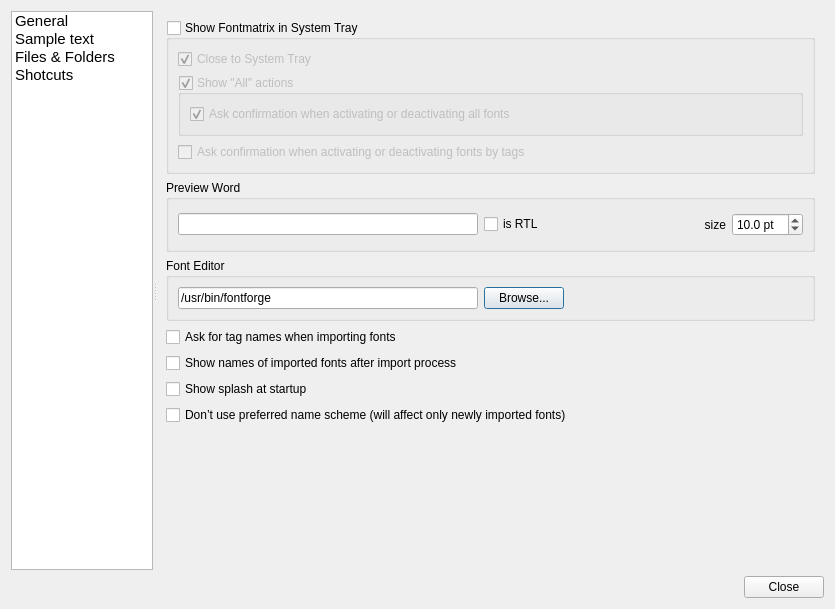
The window that src/prefs_panel.ui (fontmatrix/fontmatrix) describes before a commit, drawn with Qt 5.
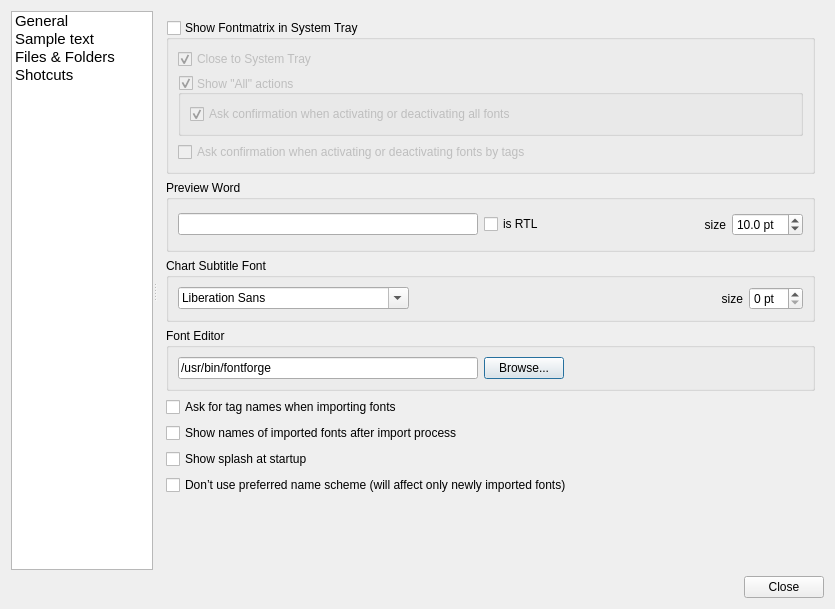
The same window after the commit. Icons and pictures are not drawn.

Commit message: Added - font selection for chart subtitles

```diff
--- a/src/prefs_panel.ui
+++ b/src/prefs_panel.ui
@@ -82,8 +82,8 @@
         <rect>
          <x>0</x>
          <y>0</y>
-         <width>669</width>
-         <height>553</height>
+         <width>679</width>
+         <height>567</height>
         </rect>
        </property>
        <layout class="QGridLayout" name="gridLayout_5" >
@@ -117,8 +117,11 @@
              <property name="title" >
               <string>Show "All" actions</string>
              </property>
+             <property name="alignment" >
+              <set>Qt::AlignLeading|Qt::AlignLeft|Qt::AlignVCenter</set>
+             </property>
              <property name="flat" >
-              <bool>true</bool>
+              <bool>false</bool>
              </property>
              <property name="checkable" >
               <bool>true</bool>
@@ -230,7 +233,7 @@
           </layout>
          </widget>
         </item>
-        <item row="2" column="0" >
+        <item row="3" column="0" >
          <widget class="QGroupBox" name="groupBox_4" >
           <property name="title" >
            <string>Font Editor</string>
@@ -275,35 +278,35 @@
           </layout>
          </widget>
         </item>
-        <item row="3" column="0" >
+        <item row="4" column="0" >
          <widget class="QCheckBox" name="initTagBox" >
           <property name="text" >
            <string>Ask for tag names when importing fonts</string>
           </property>
          </widget>
         </item>
-        <item row="4" column="0" >
+        <item row="5" column="0" >
          <widget class="QCheckBox" name="showNamesBox" >
           <property name="text" >
            <string>Show names of imported fonts after import process</string>
           </property>
          </widget>
         </item>
-        <item row="5" column="0" >
+        <item row="6" column="0" >
          <widget class="QCheckBox" name="splashCheck" >
           <property name="text" >
            <string>Show splash at startup</string>
           </property>
          </widget>
         </item>
-        <item row="6" column="0" >
+        <item row="7" column="0" >
          <widget class="QCheckBox" name="familyNameScheme" >
           <property name="text" >
            <string>Don’t use preferred name scheme (will affect only newly imported fonts)</string>
           </property>
          </widget>
         </item>
-        <item row="7" column="0" >
+        <item row="8" column="0" >
          <spacer name="verticalSpacer" >
           <property name="orientation" >
            <enum>Qt::Vertical</enum>
@@ -316,6 +319,41 @@
           </property>
          </spacer>
         </item>
+        <item row="2" column="0" >
+         <widget class="QGroupBox" name="groupBox_7" >
+          <property name="title" >
+           <string>Chart Subtitle Font</string>
+          </property>
+          <layout class="QGridLayout" name="gridLayout_6" >
+           <item row="0" column="0" >
+            <widget class="QFontComboBox" name="chartFontCombo" />
+           </item>
+           <item row="0" column="1" >
+            <widget class="QLabel" name="label_8" >
+             <property name="sizePolicy" >
+              <sizepolicy vsizetype="Preferred" hsizetype="Preferred" >
+               <horstretch>1</horstretch>
+               <verstretch>0</verstretch>
+              </sizepolicy>
+             </property>
+             <property name="text" >
+              <string>size</string>
+             </property>
+             <property name="alignment" >
+              <set>Qt::AlignRight|Qt::AlignTrailing|Qt::AlignVCenter</set>
+             </property>
+            </widget>
+           </item>
+           <item row="0" column="2" >
+            <widget class="QSpinBox" name="chartFontSpin" >
+             <property name="suffix" >
+              <string> pt</string>
+             </property>
+            </widget>
+           </item>
+          </layout>
+         </widget>
+        </item>
        </layout>
       </widget>
       <widget class="QWidget" name="page_2" >
```
The commit also changes 5 other files.
